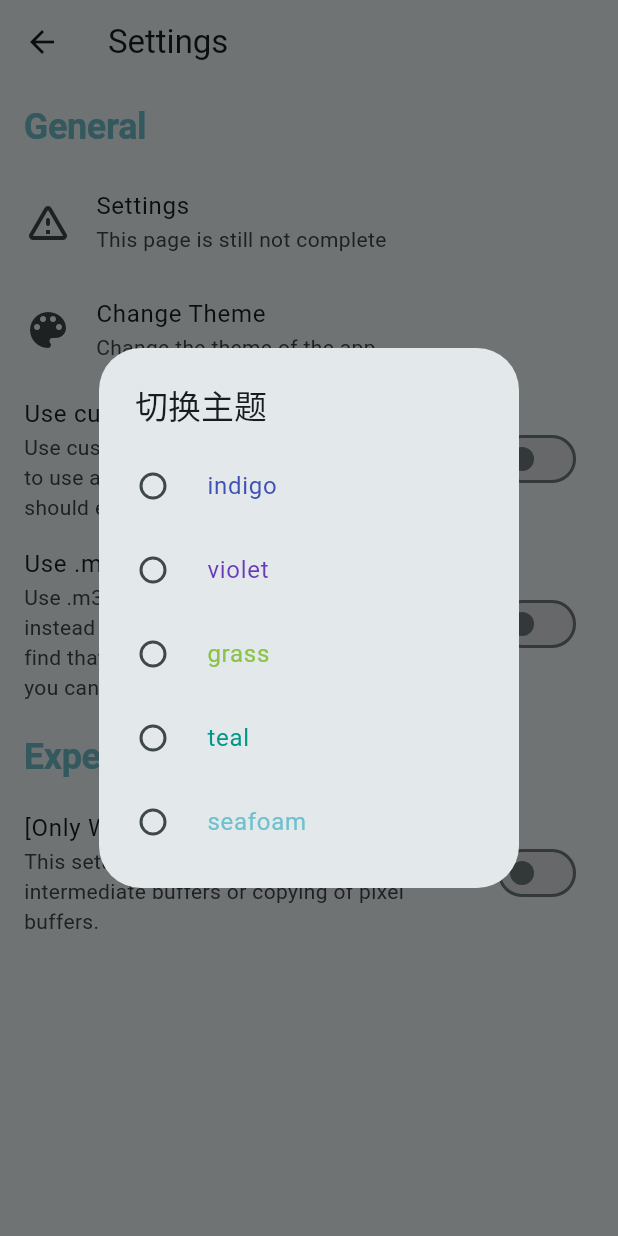
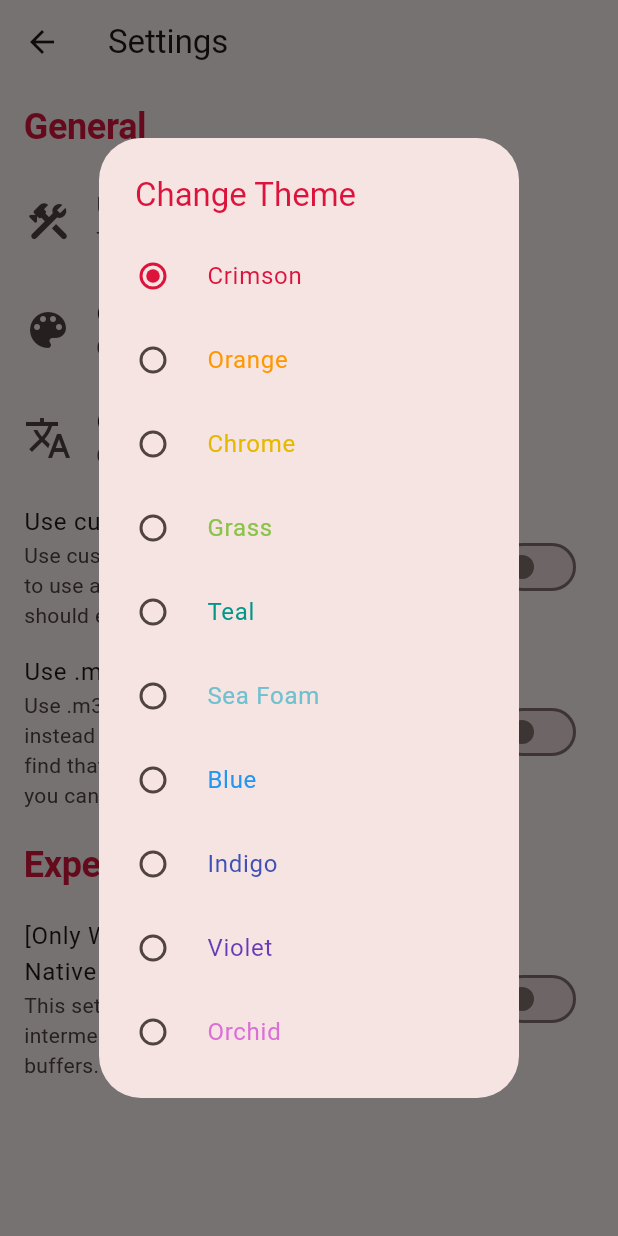
Before and after one commit to Xmarmalade/ice_live_viewer, a Flutter app: the SettingsPage screen opened directly, after a tap on "Change Theme", on a phone screen of 412 x 824 dp. Run offline on Flutter 3.47's test engine with Material 2 defaults, Android fonts, the phone set to English and light mode, and no system bars; our stand-ins replace chewie, shared_preferences, video_player, wakelock; missing offline and left inert: dart_vlc; accounts and stored records are empty.

Commit message:
Complete theme color selector

```diff
--- a/lib/main.dart
+++ b/lib/main.dart
@@ -1,4 +1,3 @@
-import 'package:flutter/foundation.dart';
 import 'package:flutter/material.dart';
 import 'package:ice_live_viewer/pages/home.dart';
 import 'package:ice_live_viewer/pages/newhome.dart';
--- a/lib/pages/settings.dart
+++ b/lib/pages/settings.dart
@@ -24,10 +24,10 @@ class SettingsPage extends StatelessWidget {
             title: 'General',
           ),
           ListTile(
-            title: const Text('Settings'),
+            title: const Text('Under Construction'),
             subtitle: const Text('This page is still not complete'),
             leading: const Icon(
-              Icons.warning_amber_rounded,
+              Icons.construction_rounded,
               size: 32,
             ),
             onTap: () {},
@@ -41,8 +41,17 @@ class SettingsPage extends StatelessWidget {
             ),
             onTap: () {
               Provider.of<AppThemeProvider>(context, listen: false)
-                  .showThemeDialog(context);
+                  .showThemeSelectorDialog(context);
             },
+          ),
+          ListTile(
+            title: const Text('Change Language'),
+            subtitle: const Text('Change the language of the app'),
+            leading: const Icon(
+              Icons.translate,
+              size: 32,
+            ),
+            onTap: () {},
           ),
           const SwitchTile(
             title: 'Use custom resolution for Huya',
@@ -60,7 +69,7 @@ class SettingsPage extends StatelessWidget {
             title: 'Experimental',
           ),
           const SwitchTile(
-            title: '[Only Windows] Use Native Player',
+            title: '[Only Windows|Not complete] Use Native Player',
             subtitle:
                 'This setup only uses Win32 APIs & no texture, intermediate buffers or copying of pixel buffers.',
             settingKey: 'use_native_player',
--- a/lib/provider/themeprovider.dart
+++ b/lib/provider/themeprovider.dart
@@ -1,17 +1,10 @@
 import 'package:flutter/material.dart';
+import 'package:ice_live_viewer/utils/prefs_helper.dart';
 
 class AppThemeProvider extends ChangeNotifier {
-  AppTheme() {
-    changeThemeColor(0);
+  AppThemeProvider() {
+    changeThemeColor(PrefsHelper.getThemeColorPrefIndex());
   }
-
-  int _themeModeIndex = 0;
-  int get themeModeIndex => _themeModeIndex;
-  int _themeColorIndex = 4;
-  int get themeColorIndex => _themeColorIndex;
-  String _themeColorName = '';
-
-  get themeColor => themeColors.values.toList()[_themeColorIndex];
 
   static Map<String, ThemeMode> themeModes = {
     "system": ThemeMode.system,
@@ -20,53 +13,58 @@ class AppThemeProvider extends ChangeNotifier {
   };
 
   static Map<String, Color> themeColors = {
-    "indigo": Colors.indigo,
-    "violet": Colors.deepPurple,
-    "grass": Colors.lightGreen,
-    "teal": Colors.teal,
-    "seafoam": const Color.fromARGB(255, 112, 193, 207),
+    "Crimson": const Color.fromARGB(255, 220, 20, 60),
+    "Orange": Colors.orange,
+    "Chrome": const Color.fromARGB(255, 230, 184, 0),
+    "Grass": Colors.lightGreen,
+    "Teal": Colors.teal,
+    "Sea Foam": const Color.fromARGB(255, 112, 193, 207),
+    "Blue": Colors.blue,
+    "Indigo": Colors.indigo,
+    "Violet": Colors.deepPurple,
+    "Orchid": const Color.fromARGB(255, 218, 112, 214),
   };
 
-  void setThemeModeIndex(int index) {
-    _themeModeIndex = index;
+  late Color _themeColor;
+  late String _themeColorName;
+  get themeColor => _themeColor;
+  get themeColorName => _themeColorName;
+  void changeThemeColor(int index) {
+    _themeColor = AppThemeProvider.themeColors.values.toList()[index];
+    _themeColorName = AppThemeProvider.themeColors.keys.toList()[index];
     notifyListeners();
+    PrefsHelper.setThemeColorPrefIndex(index);
   }
 
-  void setThemeColorIndex(int index) {
-    _themeColorIndex = index;
-    notifyListeners();
-  }
-
-  void changeThemeColor(int index) {
-    _themeColorName = AppThemeProvider.themeColors.keys.toList()[index];
-    notifyListeners();
-  }
-
-  List<Widget> _createThemeWidget(BuildContext context) {
-    List<Widget> widgets = [];
+  List<Widget> _createThemeSelectorWidget(BuildContext context) {
+    List<Widget> themeSelectorWidgets = [];
     for (var item in AppThemeProvider.themeColors.keys) {
-      widgets.add(RadioListTile(
+      themeSelectorWidgets.add(RadioListTile(
         groupValue: item,
         value: _themeColorName,
         title: Text(item,
             style: TextStyle(color: AppThemeProvider.themeColors[item])),
         onChanged: (value) {
-          setThemeColorIndex(
+          changeThemeColor(
               AppThemeProvider.themeColors.keys.toList().indexOf(item));
-          Navigator.of(context).pop();
+          //Navigator.of(context).pop();
         },
       ));
     }
-    return widgets;
+    return themeSelectorWidgets;
   }
 
-  void showThemeDialog(BuildContext context) {
+  void showThemeSelectorDialog(BuildContext context) {
     showDialog(
       context: context,
       builder: (BuildContext context) {
         return SimpleDialog(
-          title: const Text('切换主题'),
-          children: _createThemeWidget(context),
+          title: Text(
+            'Change Theme',
+            style:
+                TextStyle(color: AppThemeProvider.themeColors[_themeColorName]),
+          ),
+          children: _createThemeSelectorWidget(context),
         );
       },
     );
--- a/lib/utils/http/huyaparser.dart
+++ b/lib/utils/http/huyaparser.dart
@@ -67,7 +67,6 @@ Future<Map<String, dynamic>> getLiveInfo(String url) async {
   } else {
     int lUid = roomInfo['profileInfo']['uid'];
     String cover = roomInfo['liveData']['screenshot'];
-    //TODO fix cover 403
     Map streamDict = roomInfo['stream']['flv'];
     List multiLine = streamDict['multiLine'];
     List rateArray = streamDict['rateArray'];
--- /dev/null
+++ b/lib/utils/prefs_helper.dart
@@ -0,0 +1,15 @@
+import 'package:shared_preferences/shared_preferences.dart';
+
+///This is the new class for the shared preferences.
+///And the old storage.dart will be deprecated.
+class PrefsHelper {
+  static late SharedPreferences prefs;
+
+  static int getThemeColorPrefIndex() {
+    return prefs.getInt('theme_color') ?? 0;
+  }
+
+  static void setThemeColorPrefIndex(int pref) async {
+    prefs.setInt('theme_color', pref);
+  }
+}
--- a/lib/utils/storage.dart
+++ b/lib/utils/storage.dart
@@ -1,6 +1,6 @@
 import 'package:flutter/material.dart';
 import 'package:shared_preferences/shared_preferences.dart';
-//import 'dart:convert';
+//TODO deprecated this util file and use the new one.
 
 //create a function to get all the data and store every value into a map
 Future<Map<String, dynamic>> getAllData() async {
--- a/lib/utils/theme.dart
+++ b/lib/utils/theme.dart
@@ -7,10 +7,12 @@ class MyTheme {
 
   get lightThemeData => ThemeData.from(
       colorScheme: ColorScheme.fromSeed(
-          seedColor: primaryColor,
-          brightness: Brightness.light,
-          primary: primaryColor,
-          secondary: primaryColor),
+        seedColor: primaryColor,
+        brightness: Brightness.light,
+        primary: primaryColor,
+        secondary: primaryColor,
+        background: Colors.grey[50],
+      ),
       useMaterial3: true,
       textTheme: TextTheme(
         headline1: TextStyle(
```
Also changed, not shown: lib/utils/init/ioinit.dart (+10 -8 lines).
